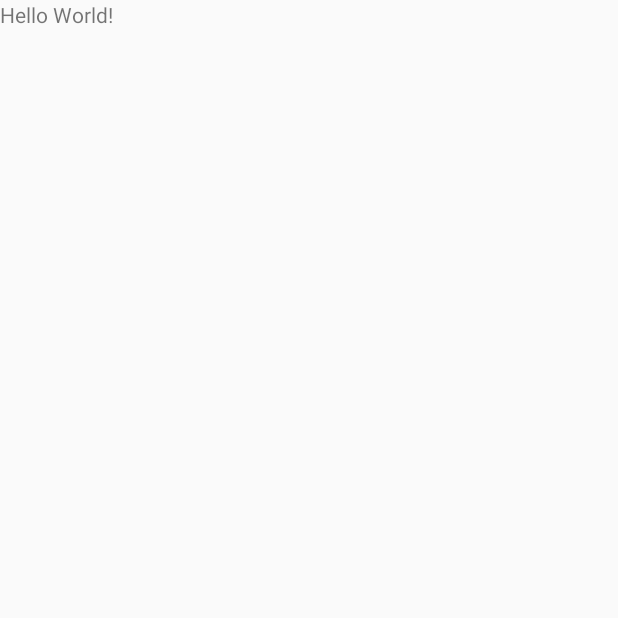
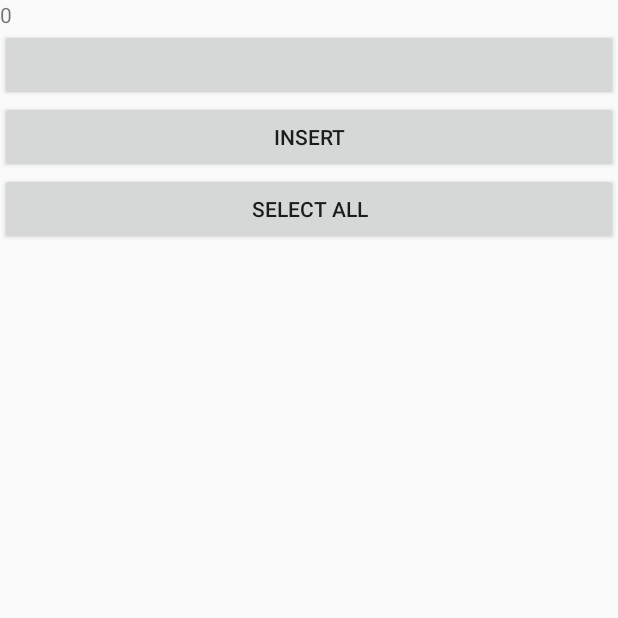
Before and after one commit to lichtstrahl/ivor, an Android app: the screen it shows after launch (MainActivity), on a phone screen of 412 x 824 dp, the top half of it. Before the commit the part shown is almost empty. Run offline under Robolectric (Android 15) with nearby library versions, the phone set to English and light mode, and no system bars; our stand-ins replace ButterKnife, Room's generated code; libraries missing offline, so code that uses them is left out: com.facebook.stetho; 1 statement that could not run was skipped.

Commit message:
Есть БД, которая сохраняется между запусками приложения

```diff
--- a/app/src/main/AndroidManifest.xml
+++ b/app/src/main/AndroidManifest.xml
@@ -3,6 +3,7 @@
     package="root.ivatio">
 
     <application
+        android:name=".App"
         android:allowBackup="true"
         android:icon="@mipmap/ic_launcher"
         android:label="@string/app_name"
--- /dev/null
+++ b/app/src/main/java/root/ivatio/App.java
@@ -0,0 +1,22 @@
+package root.ivatio;
+
+import android.app.Application;
+import android.arch.persistence.room.Room;
+
+public class App extends Application {
+    private static AppDatabase DB;
+    private static String nameDB = "database";
+    public static AppDatabase getDB() {
+        return DB;
+    }
+
+    public static String getDBName() {
+        return nameDB;
+    }
+
+    @Override
+    public void onCreate() {
+        super.onCreate();
+        DB = Room.databaseBuilder(this, AppDatabase.class, nameDB).allowMainThreadQueries().build();
+    }
+}
--- /dev/null
+++ b/app/src/main/java/root/ivatio/AppDatabase.java
@@ -0,0 +1,9 @@
+package root.ivatio;
+
+import android.arch.persistence.room.Database;
+import android.arch.persistence.room.RoomDatabase;
+
+@Database(entities = {Employee.class}, version = 1)
+public abstract class AppDatabase extends RoomDatabase {
+    public abstract EmployeeDao employeeDao();
+}
--- /dev/null
+++ b/app/src/main/java/root/ivatio/EmployeeDao.java
@@ -0,0 +1,27 @@
+package root.ivatio;
+
+import android.arch.persistence.room.Dao;
+import android.arch.persistence.room.Delete;
+import android.arch.persistence.room.Insert;
+import android.arch.persistence.room.Query;
+import android.arch.persistence.room.Update;
+
+import java.util.List;
+
+@Dao
+public interface EmployeeDao {
+    @Query("SELECT * FROM employee")
+    List<Employee> getAll();
+
+    @Query("SELECT * FROM employee WHERE id = :id")
+    Employee getById(int id);
+
+    @Insert
+    void insert(Employee emp);
+
+    @Update
+    void update(Employee emp);
+
+    @Delete
+    void delete(Employee emp);
+}
--- a/app/src/main/java/root/ivatio/MainActivity.java
+++ b/app/src/main/java/root/ivatio/MainActivity.java
@@ -1,13 +1,85 @@
 package root.ivatio;
 
+import android.os.Bundle;
 import android.support.v7.app.AppCompatActivity;
-import android.os.Bundle;
+import android.widget.ArrayAdapter;
+import android.widget.Button;
+import android.widget.ListView;
+import android.widget.TextView;
+import android.widget.Toast;
+
+import com.facebook.stetho.Stetho;
+
+import java.util.List;
+import java.util.Locale;
+
+import butterknife.BindView;
+import butterknife.ButterKnife;
+import butterknife.OnClick;
 
 public class MainActivity extends AppCompatActivity {
+
+    private final String VAR_X = "x";
+    private final String PREF_NAME = "ivor";
+    private int x = 0;
+
+    @BindView(R.id.viewX)
+    TextView viewX;
+
+    @BindView(R.id.listView)
+    ListView listView;
+
+    @OnClick(R.id.btn)
+    public void inc(Button b) {
+        setViewX(++x);
+    }
+
+    @OnClick(R.id.buttonInsert)
+    public void insertClick(Button b) {
+        Employee e = new Employee();
+        e.id = 1;
+        e.name = "Igor";
+        e.salary = 1000;
+        App.getDB().employeeDao().insert(e);
+    }
+
+    @OnClick(R.id.buttonSelectAll)
+    public void selectAllClick(Button b) {
+        List<Employee> list = App.getDB().employeeDao().getAll();
+        ArrayAdapter adapter = (ArrayAdapter)listView.getAdapter();
+        adapter.clear();
+        for (Employee e : list)
+            adapter.add(e.name);
+        Toast.makeText(this, this.getDatabasePath(App.getDBName()).getAbsolutePath(), Toast.LENGTH_SHORT).show();
+    }
+
+    private void setViewX(int x) {
+        viewX.setText(String.format(Locale.ENGLISH, "%d", x));
+    }
 
     @Override
     protected void onCreate(Bundle savedInstanceState) {
         super.onCreate(savedInstanceState);
         setContentView(R.layout.activity_main);
+        ButterKnife.bind(this);
+        Stetho.initializeWithDefaults(this);
+
+        setViewX(x);
+
+        listView.setAdapter(new ArrayAdapter<String>(this, R.layout.list_item));
     }
+
+    @Override
+    protected void onPause() {
+        super.onPause();
+        getSharedPreferences(PREF_NAME, MODE_PRIVATE).edit().putInt(VAR_X, x).apply();
+    }
+
+    @Override
+    protected void onResume() {
+        super.onResume();
+        x = getSharedPreferences(PREF_NAME, MODE_PRIVATE).getInt(VAR_X, 0);
+        setViewX(x);
+    }
+
 }
--- a/app/src/main/res/layout/activity_main.xml
+++ b/app/src/main/res/layout/activity_main.xml
@@ -2,16 +2,37 @@
 <LinearLayout
     xmlns:android="http://schemas.android.com/apk/res/android"
     xmlns:app="http://schemas.android.com/apk/res-auto"
-    xmlns:tools="http://schemas.android.com/tools"
     android:layout_width="match_parent"
-    android:layout_height="match_parent">
+    android:layout_height="match_parent"
+    android:orientation="vertical">
 
     <TextView
-        android:layout_width="wrap_content"
+        android:id="@+id/viewX"
+        android:layout_width="match_parent"
+        android:layout_height="wrap_content" />
+    <Button
+        android:id="@+id/btn"
+        android:layout_width="match_parent"
+        android:layout_height="wrap_content" />
+
+    <Button
+        android:id="@+id/buttonInsert"
+        android:layout_width="match_parent"
         android:layout_height="wrap_content"
-        android:text="Hello World!"
-        app:layout_constraintBottom_toBottomOf="parent"
-        app:layout_constraintLeft_toLeftOf="parent"
-        app:layout_constraintRight_toRightOf="parent"
-        app:layout_constraintTop_toTopOf="parent" />
+        android:text="insert"/>
+
+    <Button
+        android:id="@+id/buttonSelectAll"
+        android:layout_width="match_parent"
+        android:layout_height="wrap_content"
+        android:text="select all"/>
+
+    <ListView
+        android:id="@+id/listView"
+        android:layout_width="match_parent"
+        android:layout_height="match_parent">
+
+    </ListView>
+
+
 </LinearLayout>
```
Also changed, not shown: app/build.gradle (+17 -0 lines), app/src/main/java/root/ivatio/Employee.java (added, +12 -0 lines), app/src/main/res/layout/list_item.xml (added, +8 -0 lines), 2 other files.
